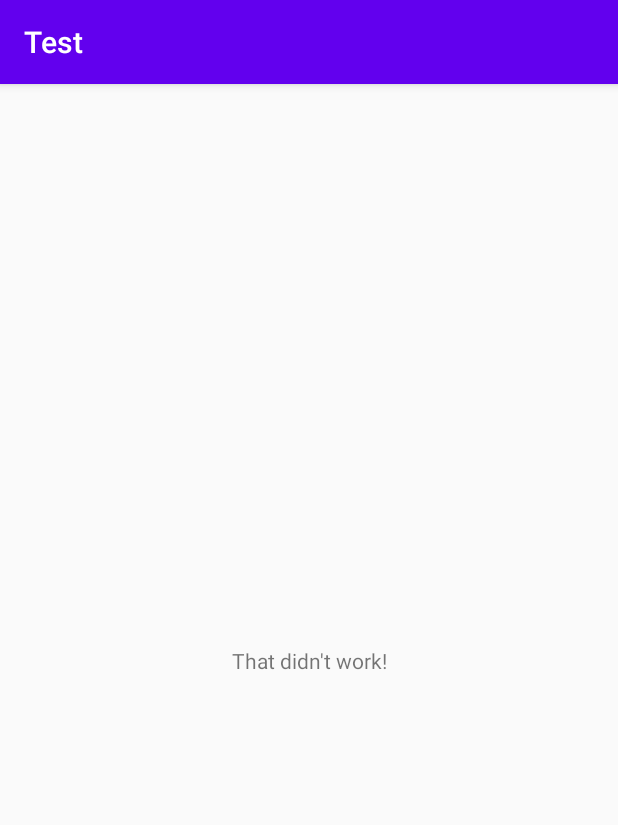
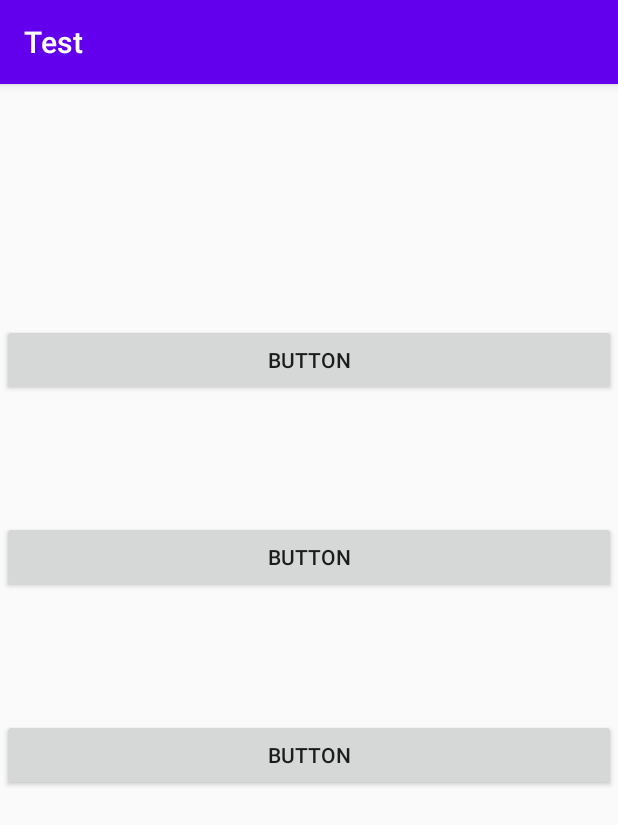
Before and after one commit to AaronSwin/Martrack, an Android app: the screen it shows after launch (MainActivity), on a phone screen of 412 x 824 dp. Shown: the top 825 px of the screen. Run offline under Robolectric (Android 15) with nearby library versions, the phone set to English and light mode, and no system bars; our stand-ins replace Volley; network calls fail; 2 statements that could not run were skipped.

Commit message:
Menu Added

```diff
--- a/app/src/main/res/layout/activity_main.xml
+++ b/app/src/main/res/layout/activity_main.xml
@@ -6,14 +6,39 @@
     android:layout_height="match_parent"
     tools:context=".MainActivity">
 
-    <TextView
-        android:id="@+id/Name"
-        android:layout_width="wrap_content"
+    <Button
+        android:id="@+id/button"
+        android:layout_width="409dp"
         android:layout_height="wrap_content"
-        android:text="Hello World!"
-        app:layout_constraintBottom_toBottomOf="parent"
-        app:layout_constraintLeft_toLeftOf="parent"
-        app:layout_constraintRight_toRightOf="parent"
+        android:layout_marginTop="160dp"
+        android:text="Button"
+        app:layout_constraintEnd_toEndOf="parent"
+        app:layout_constraintHorizontal_bias="0.498"
+        app:layout_constraintStart_toStartOf="parent"
         app:layout_constraintTop_toTopOf="parent" />
 
+    <Button
+        android:id="@+id/button3"
+        android:layout_width="409dp"
+        android:layout_height="wrap_content"
+        android:layout_marginTop="83dp"
+        android:text="Button"
+        app:layout_constraintEnd_toEndOf="parent"
+        app:layout_constraintHorizontal_bias="0.498"
+        app:layout_constraintStart_toStartOf="parent"
+        app:layout_constraintTop_toBottomOf="@+id/button" />
+
+    <Button
+        android:id="@+id/button4"
+        android:layout_width="409dp"
+        android:layout_height="wrap_content"
+        android:layout_marginTop="84dp"
+        android:text="Button"
+        app:layout_constraintBottom_toBottomOf="parent"
+        app:layout_constraintEnd_toEndOf="parent"
+        app:layout_constraintHorizontal_bias="0.498"
+        app:layout_constraintStart_toStartOf="parent"
+        app:layout_constraintTop_toBottomOf="@+id/button3"
+        app:layout_constraintVertical_bias="0.0" />
+
 </androidx.constraintlayout.widget.ConstraintLayout>
```
